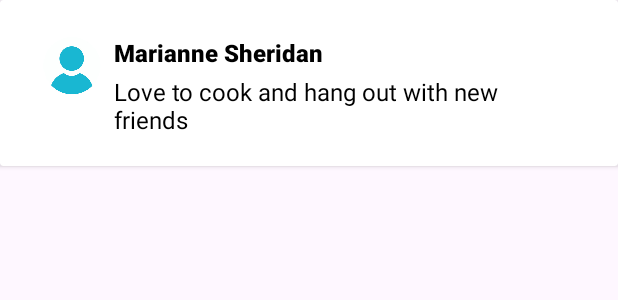
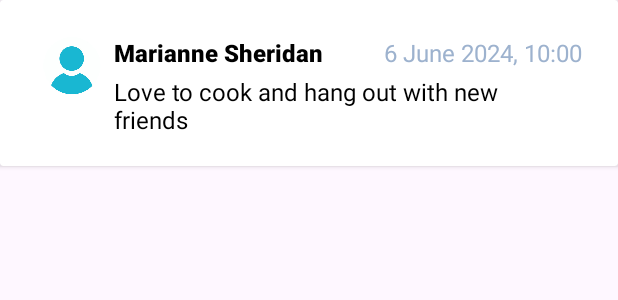
Before and after one commit to kumsia-bangkit/kumsia-app, an Android app: the layout item_comment.xml on its own in the app's theme, with its tools: preview values and no code run, on a phone screen of 412 x 824 dp. Shown: the top 300 px of the screen. Run offline under Robolectric (Android 15) with nearby library versions, the phone set to English and light mode, and no system bars.

Commit message:
feat: add timestamp on comment

```diff
--- a/app/src/main/java/com/dicoding/kumsiaapp/data/remote/response/CommentResponseDTO.kt
+++ b/app/src/main/java/com/dicoding/kumsiaapp/data/remote/response/CommentResponseDTO.kt
@@ -30,5 +30,8 @@ data class CommentsItem(
 	val userName: String? = null,
 
 	@field:SerializedName("comment_id")
-	val commentId: String? = null
+	val commentId: String? = null,
+
+	@field:SerializedName("created_at")
+	val createdAt: String? = null
 ) : Parcelable
--- a/app/src/main/java/com/dicoding/kumsiaapp/utils/CommentAdapter.kt
+++ b/app/src/main/java/com/dicoding/kumsiaapp/utils/CommentAdapter.kt
@@ -39,6 +39,12 @@ class CommentAdapter : androidx.recyclerview.widget.ListAdapter<CommentsItem, Co
             binding.apply {
                 userName.text = comment.userName
                 tvComment.text = comment.commentText
+                commentTime.text =
+                    if (comment.createdAt == null) {
+                        DateFormatter.commentDateFormat(DateFormatter.getCurrentDate())
+                    } else {
+                        DateFormatter.commentDateFormat(comment.createdAt)
+                    }
             }
 
             binding.circleImageView2.setOnClickListener {
--- a/app/src/main/res/layout/item_comment.xml
+++ b/app/src/main/res/layout/item_comment.xml
@@ -24,6 +24,19 @@
             app:layout_constraintTop_toTopOf="@+id/circleImageView2" />
 
         <TextView
+            android:id="@+id/comment_time"
+            android:layout_width="wrap_content"
+            android:layout_height="wrap_content"
+            android:layout_marginEnd="24dp"
+            android:text="@string/date_time_event"
+            android:textAlignment="textStart"
+            android:textColor="@color/grey"
+            android:textSize="16sp"
+            app:layout_constraintBottom_toBottomOf="@+id/user_name"
+            app:layout_constraintEnd_toEndOf="parent"
+            app:layout_constraintTop_toTopOf="@+id/user_name" />
+
+        <TextView
             android:id="@+id/tv_comment"
             android:layout_width="300dp"
             android:layout_height="wrap_content"
```
Also changed, not shown: app/src/main/java/com/dicoding/kumsiaapp/utils/DateFormatter.kt (+33 -0 lines).
